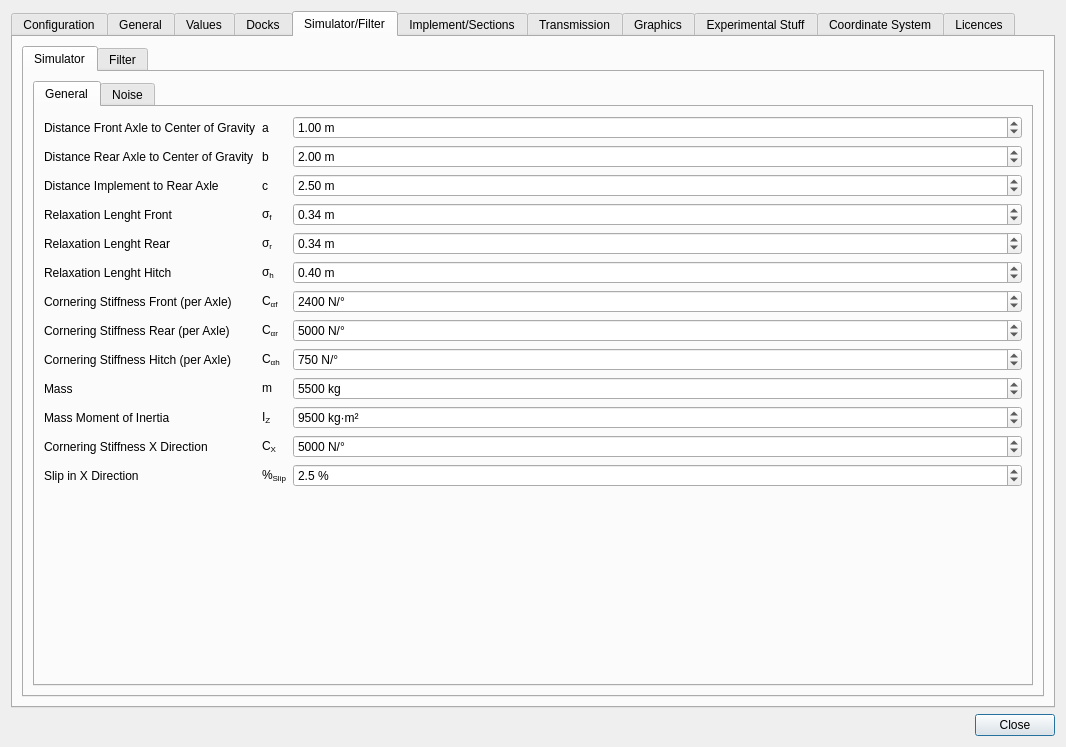
Above: src/gui/SettingsDialog.ui from eringerli/QtOpenGuidance before the change. Below: the same form after it.
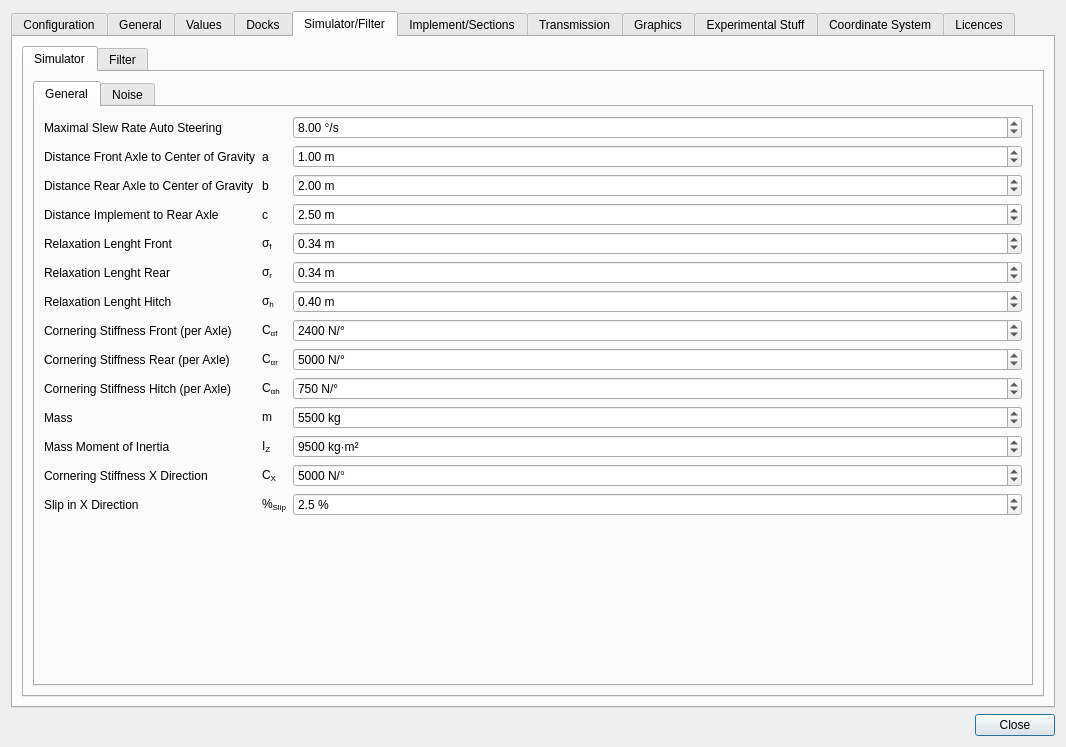
That is the form after the change. The open tabs and pages were chosen to show the change. Icons and pictures are not drawn. Custom widgets are drawn as their Qt base class.

Patch:
```diff
--- a/src/gui/SettingsDialog.ui
+++ b/src/gui/SettingsDialog.ui
@@ -875,22 +875,40 @@
                  <string>General</string>
                 </attribute>
                 <layout class="QGridLayout" name="gridLayout_18">
-                 <item row="0" column="0">
+                 <item row="1" column="2">
+                  <widget class="QDoubleSpinBox" name="dsbSimGeneralA">
+                   <property name="sizePolicy">
+                    <sizepolicy hsizetype="Expanding" vsizetype="Fixed">
+                     <horstretch>1</horstretch>
+                     <verstretch>0</verstretch>
+                    </sizepolicy>
+                   </property>
+                   <property name="suffix">
+                    <string> m</string>
+                   </property>
+                   <property name="minimum">
+                    <double>-10000.000000000000000</double>
+                   </property>
+                   <property name="maximum">
+                    <double>15.000000000000000</double>
+                   </property>
+                   <property name="singleStep">
+                    <double>0.100000000000000</double>
+                   </property>
+                   <property name="value">
+                    <double>1.000000000000000</double>
+                   </property>
+                  </widget>
+                 </item>
+                 <item row="1" column="0">
                   <widget class="QLabel" name="label_13">
                    <property name="text">
                     <string>Distance Front Axle to Center of Gravity</string>
                    </property>
                   </widget>
                  </item>
-                 <item row="0" column="1">
-                  <widget class="QLabel" name="label_24">
-                   <property name="text">
-                    <string>a</string>
-                   </property>
-                  </widget>
-                 </item>
-                 <item row="0" column="2">
-                  <widget class="QDoubleSpinBox" name="dsbSimGeneralA">
+                 <item row="8" column="2">
+                  <widget class="QDoubleSpinBox" name="dsbSimGeneralCar">
                    <property name="sizePolicy">
                     <sizepolicy hsizetype="Expanding" vsizetype="Fixed">
                      <horstretch>1</horstretch>
@@ -898,116 +916,94 @@
                     </sizepolicy>
                    </property>
                    <property name="suffix">
-                    <string> m</string>
+                    <string> N/°</string>
                    </property>
+                   <property name="decimals">
+                    <number>0</number>
+                   </property>
                    <property name="minimum">
-                    <double>-10000.000000000000000</double>
+                    <double>-500000.000000000000000</double>
                    </property>
                    <property name="maximum">
-                    <double>15.000000000000000</double>
+                    <double>2000000.000000000000000</double>
                    </property>
                    <property name="singleStep">
                     <double>0.100000000000000</double>
                    </property>
                    <property name="value">
-                    <double>1.000000000000000</double>
+                    <double>5000.000000000000000</double>
                    </property>
                   </widget>
                  </item>
-                 <item row="1" column="0">
-                  <widget class="QLabel" name="label_16">
+                 <item row="6" column="0">
+                  <widget class="QLabel" name="label_39">
                    <property name="text">
-                    <string>Distance Rear Axle to Center of Gravity</string>
+                    <string>Relaxation Lenght Hitch</string>
                    </property>
                   </widget>
                  </item>
-                 <item row="1" column="1">
-                  <widget class="QLabel" name="label_27">
+                 <item row="8" column="0">
+                  <widget class="QLabel" name="label_42">
                    <property name="text">
-                    <string>b</string>
+                    <string>Cornering Stiffness Rear (per Axle)</string>
                    </property>
                   </widget>
                  </item>
-                 <item row="1" column="2">
-                  <widget class="QDoubleSpinBox" name="dsbSimGeneralB">
-                   <property name="sizePolicy">
-                    <sizepolicy hsizetype="Expanding" vsizetype="Fixed">
-                     <horstretch>1</horstretch>
-                     <verstretch>0</verstretch>
-                    </sizepolicy>
-                   </property>
-                   <property name="suffix">
-                    <string> m</string>
-                   </property>
-                   <property name="minimum">
-                    <double>-10000.000000000000000</double>
-                   </property>
-                   <property name="maximum">
-                    <double>15.000000000000000</double>
-                   </property>
-                   <property name="singleStep">
-                    <double>0.100000000000000</double>
-                   </property>
-                   <property name="value">
-                    <double>2.000000000000000</double>
-                   </property>
-                  </widget>
-                 </item>
-                 <item row="2" column="0">
+                 <item row="3" column="0">
                   <widget class="QLabel" name="label_17">
                    <property name="text">
                     <string>Distance Implement to Rear Axle</string>
                    </property>
                   </widget>
                  </item>
-                 <item row="2" column="1">
+                 <item row="7" column="1">
+                  <widget class="QLabel" name="label_45">
+                   <property name="text">
+                    <string>&lt;html&gt;&lt;head/&gt;&lt;body&gt;&lt;p&gt;C&lt;span style=&quot; vertical-align:sub;&quot;&gt;αf&lt;/span&gt;&lt;/p&gt;&lt;/body&gt;&lt;/html&gt;</string>
+                   </property>
+                  </widget>
+                 </item>
+                 <item row="4" column="2">
+                  <widget class="QDoubleSpinBox" name="dsbSimGeneralSigmaF">
+                   <property name="sizePolicy">
+                    <sizepolicy hsizetype="Expanding" vsizetype="Fixed">
+                     <horstretch>1</horstretch>
+                     <verstretch>0</verstretch>
+                    </sizepolicy>
+                   </property>
+                   <property name="suffix">
+                    <string> m</string>
+                   </property>
+                   <property name="minimum">
+                    <double>-10000.000000000000000</double>
+                   </property>
+                   <property name="maximum">
+                    <double>3.000000000000000</double>
+                   </property>
+                   <property name="singleStep">
+                    <double>0.010000000000000</double>
+                   </property>
+                   <property name="value">
+                    <double>0.340000000000000</double>
+                   </property>
+                  </widget>
+                 </item>
+                 <item row="3" column="1">
                   <widget class="QLabel" name="label_33">
                    <property name="text">
                     <string>c</string>
                    </property>
                   </widget>
                  </item>
-                 <item row="2" column="2">
-                  <widget class="QDoubleSpinBox" name="dsbSimGeneralC">
-                   <property name="sizePolicy">
-                    <sizepolicy hsizetype="Expanding" vsizetype="Fixed">
-                     <horstretch>1</horstretch>
-                     <verstretch>0</verstretch>
-                    </sizepolicy>
-                   </property>
-                   <property name="suffix">
-                    <string> m</string>
-                   </property>
-                   <property name="minimum">
-                    <double>-10000.000000000000000</double>
-                   </property>
-                   <property name="maximum">
-                    <double>15.000000000000000</double>
-                   </property>
-                   <property name="singleStep">
-                    <double>0.100000000000000</double>
-                   </property>
-                   <property name="value">
-                    <double>2.500000000000000</double>
-                   </property>
-                  </widget>
-                 </item>
-                 <item row="3" column="0">
-                  <widget class="QLabel" name="label_35">
+                 <item row="2" column="0">
+                  <widget class="QLabel" name="label_16">
                    <property name="text">
-                    <string>Relaxation Lenght Front</string>
-                   </property>
-                  </widget>
-                 </item>
-                 <item row="3" column="1">
-                  <widget class="QLabel" name="label_34">
-                   <property name="text">
-                    <string>&lt;html&gt;&lt;head/&gt;&lt;body&gt;&lt;p&gt;σ&lt;span style=&quot; vertical-align:sub;&quot;&gt;f&lt;/span&gt;&lt;/p&gt;&lt;/body&gt;&lt;/html&gt;</string>
+                    <string>Distance Rear Axle to Center of Gravity</string>
                    </property>
                   </widget>
                  </item>
                  <item row="3" column="2">
-                  <widget class="QDoubleSpinBox" name="dsbSimGeneralSigmaF">
+                  <widget class="QDoubleSpinBox" name="dsbSimGeneralC">
                    <property name="sizePolicy">
                     <sizepolicy hsizetype="Expanding" vsizetype="Fixed">
                      <horstretch>1</horstretch>
@@ -1021,32 +1017,18 @@
                     <double>-10000.000000000000000</double>
                    </property>
                    <property name="maximum">
-                    <double>3.000000000000000</double>
+                    <double>15.000000000000000</double>
                    </property>
                    <property name="singleStep">
                     <double>0.010000000000000</double>
                    </property>
                    <property name="value">
-                    <double>0.340000000000000</double>
+                    <double>2.500000000000000</double>
                    </property>
                   </widget>
                  </item>
-                 <item row="4" column="0">
-                  <widget class="QLabel" name="label_37">
-                   <property name="text">
-                    <string>Relaxation Lenght Rear</string>
-                   </property>
-                  </widget>
-                 </item>
-                 <item row="4" column="1">
-                  <widget class="QLabel" name="label_36">
-                   <property name="text">
-                    <string>&lt;html&gt;&lt;head/&gt;&lt;body&gt;&lt;p&gt;σ&lt;span style=&quot; vertical-align:sub;&quot;&gt;r&lt;/span&gt;&lt;/p&gt;&lt;/body&gt;&lt;/html&gt;</string>
-                   </property>
-                  </widget>
-                 </item>
-                 <item row="4" column="2">
-                  <widget class="QDoubleSpinBox" name="dsbSimGeneralSigmaR">
+                 <item row="2" column="2">
+                  <widget class="QDoubleSpinBox" name="dsbSimGeneralB">
                    <property name="sizePolicy">
                     <sizepolicy hsizetype="Expanding" vsizetype="Fixed">
                      <horstretch>1</horstretch>
@@ -1060,56 +1042,17 @@
                     <double>-10000.000000000000000</double>
                    </property>
                    <property name="maximum">
-                    <double>3.000000000000000</double>
+                    <double>15.000000000000000</double>
                    </property>
                    <property name="singleStep">
                     <double>0.010000000000000</double>
                    </property>
                    <property name="value">
-                    <double>0.340000000000000</double>
+                    <double>2.000000000000000</double>
                    </property>
                   </widget>
                  </item>
-                 <item row="5" column="0">
-                  <widget class="QLabel" name="label_39">
-                   <property name="text">
-                    <string>Relaxation Lenght Hitch</string>
-                   </property>
-                  </widget>
-                 </item>
-                 <item row="5" column="1">
-                  <widget class="QLabel" name="label_38">
-                   <property name="text">
-                    <string>&lt;html&gt;&lt;head/&gt;&lt;body&gt;&lt;p&gt;σ&lt;span style=&quot; vertical-align:sub;&quot;&gt;h&lt;/span&gt;&lt;/p&gt;&lt;/body&gt;&lt;/html&gt;</string>
-                   </property>
-                  </widget>
-                 </item>
-                 <item row="5" column="2">
-                  <widget class="QDoubleSpinBox" name="dsbSimGeneralSigmaH">
-                   <property name="sizePolicy">
-                    <sizepolicy hsizetype="Expanding" vsizetype="Fixed">
-                     <horstretch>1</horstretch>
-                     <verstretch>0</verstretch>
-                    </sizepolicy>
-                   </property>
-                   <property name="suffix">
-                    <string> m</string>
-                   </property>
-                   <property name="minimum">
-                    <double>-10000.000000000000000</double>
-                   </property>
-                   <property name="maximum">
-                    <double>3.000000000000000</double>
-                   </property>
-                   <property name="singleStep">
-                    <double>0.010000000000000</double>
-                   </property>
-                   <property name="value">
-                    <double>0.400000000000000</double>
-                   </property>
-                  </widget>
-                 </item>
-                 <item row="6" column="0">
+                 <item row="7" column="0">
                   <widget class="QLabel" name="label_41">
                    <property name="text">
                     <string>Cornering Stiffness Front (per Axle)</string>
@@ -1117,13 +1060,162 @@
                   </widget>
                  </item>
                  <item row="6" column="1">
-                  <widget class="QLabel" name="label_45">
+                  <widget class="QLabel" name="label_38">
                    <property name="text">
-                    <string>&lt;html&gt;&lt;head/&gt;&lt;body&gt;&lt;p&gt;C&lt;span style=&quot; vertical-align:sub;&quot;&gt;αf&lt;/span&gt;&lt;/p&gt;&lt;/body&gt;&lt;/html&gt;</string>
+                    <string>&lt;html&gt;&lt;head/&gt;&lt;body&gt;&lt;p&gt;σ&lt;span style=&quot; vertical-align:sub;&quot;&gt;h&lt;/span&gt;&lt;/p&gt;&lt;/body&gt;&lt;/html&gt;</string>
                    </property>
                   </widget>
                  </item>
-                 <item row="6" column="2">
+                 <item row="13" column="1">
+                  <widget class="QLabel" name="label_83">
+                   <property name="text">
+                    <string>&lt;html&gt;&lt;head/&gt;&lt;body&gt;&lt;p&gt;%&lt;span style=&quot; vertical-align:sub;&quot;&gt;Slip&lt;/span&gt;&lt;/p&gt;&lt;/body&gt;&lt;/html&gt;</string>
+                   </property>
+                  </widget>
+                 </item>
+                 <item row="13" column="0">
+                  <widget class="QLabel" name="label_80">
+                   <property name="text">
+                    <string>Slip in X Direction</string>
+                   </property>
+                  </widget>
+                 </item>
+                 <item row="9" column="2">
+                  <widget class="QDoubleSpinBox" name="dsbSimGeneralCah">
+                   <property name="sizePolicy">
+                    <sizepolicy hsizetype="Expanding" vsizetype="Fixed">
+                     <horstretch>1</horstretch>
+                     <verstretch>0</verstretch>
+                    </sizepolicy>
+                   </property>
+                   <property name="suffix">
+                    <string> N/°</string>
+                   </property>
+                   <property name="decimals">
+                    <number>0</number>
+                   </property>
+                   <property name="minimum">
+                    <double>-500000.000000000000000</double>
+                   </property>
+                   <property name="maximum">
+                    <double>2000000.000000000000000</double>
+                   </property>
+                   <property name="singleStep">
+                    <double>100.000000000000000</double>
+                   </property>
+                   <property name="value">
+                    <double>750.000000000000000</double>
+                   </property>
+                  </widget>
+                 </item>
+                 <item row="13" column="2">
+                  <widget class="QDoubleSpinBox" name="dsbSimGeneralSlipX">
+                   <property name="sizePolicy">
+                    <sizepolicy hsizetype="Expanding" vsizetype="Fixed">
+                     <horstretch>1</horstretch>
+                     <verstretch>0</verstretch>
+                    </sizepolicy>
+                   </property>
+                   <property name="suffix">
+                    <string> %</string>
+                   </property>
+                   <property name="decimals">
+                    <number>1</number>
+                   </property>
+                   <property name="minimum">
+                    <double>-500000.000000000000000</double>
+                   </property>
+                   <property name="maximum">
+                    <double>1000.000000000000000</double>
+                   </property>
+                   <property name="singleStep">
+                    <double>0.100000000000000</double>
+                   </property>
+                   <property name="value">
+                    <double>2.500000000000000</double>
+                   </property>
+                  </widget>
+                 </item>
+                 <item row="1" column="1">
+                  <widget class="QLabel" name="label_24">
+                   <property name="text">
+                    <string>a</string>
+                   </property>
+                  </widget>
+                 </item>
+                 <item row="12" column="2">
+                  <widget class="QDoubleSpinBox" name="dsbSimGeneralCx">
+                   <property name="sizePolicy">
+                    <sizepolicy hsizetype="Expanding" vsizetype="Fixed">
+                     <horstretch>1</horstretch>
+                     <verstretch>0</verstretch>
+                    </sizepolicy>
+                   </property>
+                   <property name="suffix">
+                    <string> N/°</string>
+                   </property>
+                   <property name="decimals">
+                    <number>0</number>
+                   </property>
+                   <property name="minimum">
+                    <double>-150000.000000000000000</double>
+                   </property>
+                   <property name="maximum">
+                    <double>2500000.000000000000000</double>
+                   </property>
+                   <property name="singleStep">
+                    <double>100.000000000000000</double>
+                   </property>
+                   <property name="value">
+                    <double>5000.000000000000000</double>
+                   </property>
+                  </widget>
+                 </item>
+                 <item row="5" column="1">
+                  <widget class="QLabel" name="label_36">
+                   <property name="text">
+                    <string>&lt;html&gt;&lt;head/&gt;&lt;body&gt;&lt;p&gt;σ&lt;span style=&quot; vertical-align:sub;&quot;&gt;r&lt;/span&gt;&lt;/p&gt;&lt;/body&gt;&lt;/html&gt;</string>
+                   </property>
+                  </widget>
+                 </item>
+                 <item row="10" column="1">
+                  <widget class="QLabel" name="label_79">
+                   <property name="text">
+                    <string>&lt;html&gt;&lt;head/&gt;&lt;body&gt;&lt;p&gt;m&lt;/p&gt;&lt;/body&gt;&lt;/html&gt;</string>
+                   </property>
+                  </widget>
+                 </item>
+                 <item row="2" column="1">
+                  <widget class="QLabel" name="label_27">
+                   <property name="text">
+                    <string>b</string>
+                   </property>
+                  </widget>
+                 </item>
+                 <item row="0" column="2">
+                  <widget class="QDoubleSpinBox" name="dsbSimGeneralSlewrateAutoSteering">
+                   <property name="suffix">
+                    <string> °/s</string>
+                   </property>
+                   <property name="minimum">
+                    <double>1.000000000000000</double>
+                   </property>
+                   <property name="maximum">
+                    <double>100.000000000000000</double>
+                   </property>
+                   <property name="value">
+                    <double>8.000000000000000</double>
+                   </property>
+                  </widget>
+                 </item>
+                 <item row="4" column="0">
+                  <widget class="QLabel" name="label_35">
+                   <property name="text">
+                    <string>Relaxation Lenght Front</string>
+                   </property>
+                  </widget>
+                 </item>
+                 <item row="7" column="2">
                   <widget class="QDoubleSpinBox" name="dsbSimGeneralCaf">
                    <property name="sizePolicy">
                     <sizepolicy hsizetype="Expanding" vsizetype="Fixed">
@@ -1151,105 +1243,133 @@
                    </property>
                   </widget>
                  </item>
-                 <item row="7" column="0">
-                  <widget class="QLabel" name="label_42">
+                 <item row="12" column="0">
+                  <widget class="QLabel" name="label_81">
                    <property name="text">
-                    <string>Cornering Stiffness Rear (per Axle)</string>
+                    <string>Cornering Stiffness X Direction</string>
                    </property>
                   </widget>
                  </item>
-                 <item row="7" column="1">
-                  <widget class="QLabel" name="label_43">
-                   <property name="text">
-                    <string>&lt;html&gt;&lt;head/&gt;&lt;body&gt;&lt;p&gt;C&lt;span style=&quot; vertical-align:sub;&quot;&gt;αr&lt;/span&gt;&lt;/p&gt;&lt;/body&gt;&lt;/html&gt;</string>
-                   </property>
-                  </widget>
-                 </item>
-                 <item row="7" column="2">
-                  <widget class="QDoubleSpinBox" name="dsbSimGeneralCar">
-                   <property name="sizePolicy">
-                    <sizepolicy hsizetype="Expanding" vsizetype="Fixed">
-                     <horstretch>1</horstretch>
-                     <verstretch>0</verstretch>
-                    </sizepolicy>
-                   </property>
-                   <property name="suffix">
-                    <string> N/°</string>
-                   </property>
-                   <property name="decimals">
-                    <number>0</number>
-                   </property>
-                   <property name="minimum">
-                    <double>-500000.000000000000000</double>
-                   </property>
-                   <property name="maximum">
-                    <double>2000000.000000000000000</double>
-                   </property>
-                   <property name="singleStep">
-                    <double>100.000000000000000</double>
-                   </property>
-                   <property name="value">
-                    <double>5000.000000000000000</double>
-                   </property>
-                  </widget>
-                 </item>
-                 <item row="8" column="0">
+                 <item row="9" column="0">
                   <widget class="QLabel" name="label_44">
                    <property name="text">
                     <string>Cornering Stiffness Hitch (per Axle)</string>
                    </property>
                   </widget>
                  </item>
-                 <item row="8" column="1">
-                  <widget class="QLabel" name="label_46">
+                 <item row="11" column="1">
+                  <widget class="QLabel" name="label_77">
                    <property name="text">
-                    <string>&lt;html&gt;&lt;head/&gt;&lt;body&gt;&lt;p&gt;C&lt;span style=&quot; vertical-align:sub;&quot;&gt;αh&lt;/span&gt;&lt;/p&gt;&lt;/body&gt;&lt;/html&gt;</string>
+                    <string>&lt;html&gt;&lt;head/&gt;&lt;body&gt;&lt;p&gt;I&lt;span style=&quot; vertical-align:sub;&quot;&gt;Z&lt;/span&gt;&lt;/p&gt;&lt;/body&gt;&lt;/html&gt;</string>
                    </property>
                   </widget>
                  </item>
-                 <item row="8" column="2">
-                  <widget class="QDoubleSpinBox" name="dsbSimGeneralCah">
-                   <property name="sizePolicy">
-                    <sizepolicy hsizetype="Expanding" vsizetype="Fixed">
-                     <horstretch>1</horstretch>
-                     <verstretch>0</verstretch>
-                    </sizepolicy>
+                 <item row="4" column="1">
+                  <widget class="QLabel" name="label_34">
+                   <property name="text">
+                    <string>&lt;html&gt;&lt;head/&gt;&lt;body&gt;&lt;p&gt;σ&lt;span style=&quot; vertical-align:sub;&quot;&gt;f&lt;/span&gt;&lt;/p&gt;&lt;/body&gt;&lt;/html&gt;</string>
                    </property>
-                   <property name="suffix">
-                    <string> N/°</string>
-                   </property>
-                   <property name="decimals">
-                    <number>0</number>
-                   </property>
-                   <property name="minimum">
-                    <double>-500000.000000000000000</double>
-                   </property>
-                   <property name="maximum">
-                    <double>2000000.000000000000000</double>
-                   </property>
-                   <property name="singleStep">
-                    <double>100.000000000000000</double>
-                   </property>
-                   <property name="value">
-                    <double>750.000000000000000</double>
-                   </property>
                   </widget>
                  </item>
-                 <item row="9" column="0">
+                 <item row="10" column="0">
                   <widget class="QLabel" name="label_76">
                    <property name="text">
                     <string>Mass</string>
                    </property>
                   </widget>
                  </item>
+                 <item row="5" column="0">
+                  <widget class="QLabel" name="label_37">
+                   <property name="text">
+                    <string>Relaxation Lenght Rear</string>
+                   </property>
+                  </widget>
+                 </item>
+                 <item row="5" column="2">
+                  <widget class="QDoubleSpinBox" name="dsbSimGeneralSigmaR">
+                   <property name="sizePolicy">
+                    <sizepolicy hsizetype="Expanding" vsizetype="Fixed">
+                     <horstretch>1</horstretch>
+                     <verstretch>0</verstretch>
+                    </sizepolicy>
+                   </property>
+                   <property name="suffix">
+                    <string> m</string>
+                   </property>
+                   <property name="minimum">
+                    <double>-10000.000000000000000</double>
+                   </property>
+                   <property name="maximum">
+                    <double>3.000000000000000</double>
+                   </property>
+                   <property name="singleStep">
+                    <double>0.010000000000000</double>
+                   </property>
+                   <property name="value">
+                    <double>0.340000000000000</double>
+                   </property>
+                  </widget>
+                 </item>
+                 <item row="11" column="0">
+                  <widget class="QLabel" name="label_78">
+                   <property name="text">
+                    <string>Mass Moment of Inertia</string>
+                   </property>
+                  </widget>
+                 </item>
                  <item row="9" column="1">
-                  <widget class="QLabel" name="label_79">
+                  <widget class="QLabel" name="label_46">
                    <property name="text">
-                    <string>&lt;html&gt;&lt;head/&gt;&lt;body&gt;&lt;p&gt;m&lt;/p&gt;&lt;/body&gt;&lt;/html&gt;</string>
+                    <string>&lt;html&gt;&lt;head/&gt;&lt;body&gt;&lt;p&gt;C&lt;span style=&quot; vertical-align:sub;&quot;&gt;αh&lt;/span&gt;&lt;/p&gt;&lt;/body&gt;&lt;/html&gt;</string>
                    </property>
                   </widget>
                  </item>
-                 <item row="9" column="2">
+                 <item row="8" column="1">
+                  <widget class="QLabel" name="label_43">
+                   <property name="text">
+                    <string>&lt;html&gt;&lt;head/&gt;&lt;body&gt;&lt;p&gt;C&lt;span style=&quot; vertical-align:sub;&quot;&gt;αr&lt;/span&gt;&lt;/p&gt;&lt;/body&gt;&lt;/html&gt;</string>
+                   </property>
+                  </widget>
+                 </item>
+                 <item row="14" column="0" colspan="3">
+                  <spacer name="verticalSpacer">
+                   <property name="orientation">
+                    <enum>Qt::Vertical</enum>
+                   </property>
+                   <property name="sizeHint" stdset="0">
+                    <size>
+                     <width>20</width>
+                     <height>137</height>
+                    </size>
+                   </property>
+                  </spacer>
+                 </item>
+                 <item row="6" column="2">
+                  <widget class="QDoubleSpinBox" name="dsbSimGeneralSigmaH">
+                   <property name="sizePolicy">
+                    <sizepolicy hsizetype="Expanding" vsizetype="Fixed">
+                     <horstretch>1</horstretch>
+                     <verstretch>0</verstretch>
+                    </sizepolicy>
+                   </property>
+                   <property name="suffix">
+                    <string> m</string>
+                   </property>
+                   <property name="minimum">
+                    <double>-10000.000000000000000</double>
+                   </property>
+                   <property name="maximum">
+                    <double>3.000000000000000</double>
+                   </property>
+                   <property name="singleStep">
+                    <double>0.010000000000000</double>
+                   </property>
+                   <property name="value">
+                    <double>0.400000000000000</double>
+                   </property>
+                  </widget>
+                 </item>
+                 <item row="10" column="2">
                   <widget class="QDoubleSpinBox" name="dsbSimGeneralM">
                    <property name="sizePolicy">
                     <sizepolicy hsizetype="Expanding" vsizetype="Fixed">
@@ -1277,21 +1397,21 @@
                    </property>
                   </widget>
                  </item>
-                 <item row="10" column="0">
-                  <widget class="QLabel" name="label_78">
+                 <item row="12" column="1">
+                  <widget class="QLabel" name="label_47">
                    <property name="text">
-                    <string>Mass Moment of Inertia</string>
+                    <string>&lt;html&gt;&lt;head/&gt;&lt;body&gt;&lt;p&gt;C&lt;span style=&quot; vertical-align:sub;&quot;&gt;X&lt;/span&gt;&lt;/p&gt;&lt;/body&gt;&lt;/html&gt;</string>
                    </property>
                   </widget>
                  </item>
-                 <item row="10" column="1">
-                  <widget class="QLabel" name="label_77">
+                 <item row="0" column="0">
+                  <widget class="QLabel" name="label_40">
                    <property name="text">
-                    <string>&lt;html&gt;&lt;head/&gt;&lt;body&gt;&lt;p&gt;I&lt;span style=&quot; vertical-align:sub;&quot;&gt;Z&lt;/span&gt;&lt;/p&gt;&lt;/body&gt;&lt;/html&gt;</string>
+                    <string>Maximal Slew Rate Auto Steering</string>
                    </property>
                   </widget>
                  </item>
-                 <item row="10" column="2">
+                 <item row="11" column="2">
                   <widget class="QDoubleSpinBox" name="dsbSimGeneralIz">
                    <property name="sizePolicy">
                     <sizepolicy hsizetype="Expanding" vsizetype="Fixed">
@@ -1319,103 +1439,6 @@
                    </property>
                   </widget>
                  </item>
-                 <item row="11" column="0">
-                  <widget class="QLabel" name="label_81">
-                   <property name="text">
-                    <string>Cornering Stiffness X Direction</string>
-                   </property>
-                  </widget>
-                 </item>
-                 <item row="11" column="1">
-                  <widget class="QLabel" name="label_47">
-                   <property name="text">
-                    <string>&lt;html&gt;&lt;head/&gt;&lt;body&gt;&lt;p&gt;C&lt;span style=&quot; vertical-align:sub;&quot;&gt;X&lt;/span&gt;&lt;/p&gt;&lt;/body&gt;&lt;/html&gt;</string>
-                   </property>
-                  </widget>
-                 </item>
-                 <item row="11" column="2">
-                  <widget class="QDoubleSpinBox" name="dsbSimGeneralCx">
-                   <property name="sizePolicy">
-                    <sizepolicy hsizetype="Expanding" vsizetype="Fixed">
-                     <horstretch>1</horstretch>
-                     <verstretch>0</verstretch>
-                    </sizepolicy>
-                   </property>
-                   <property name="suffix">
-                    <string> N/°</string>
-                   </property>
-                   <property name="decimals">
-                    <number>0</number>
-                   </property>
-                   <property name="minimum">
-                    <double>-150000.000000000000000</double>
-                   </property>
-                   <property name="maximum">
-                    <double>2500000.000000000000000</double>
-                   </property>
-                   <property name="singleStep">
-                    <double>100.000000000000000</double>
-                   </property>
-                   <property name="value">
-                    <double>5000.000000000000000</double>
-                   </property>
-                  </widget>
-                 </item>
-                 <item row="12" column="0">
-                  <widget class="QLabel" name="label_80">
-                   <property name="text">
-                    <string>Slip in X Direction</string>
-                   </property>
-                  </widget>
-                 </item>
-                 <item row="12" column="1">
-                  <widget class="QLabel" name="label_83">
-                   <property name="text">
-                    <string>&lt;html&gt;&lt;head/&gt;&lt;body&gt;&lt;p&gt;%&lt;span style=&quot; vertical-align:sub;&quot;&gt;Slip&lt;/span&gt;&lt;/p&gt;&lt;/body&gt;&lt;/html&gt;</string>
-                   </property>
-                  </widget>
-                 </item>
-                 <item row="12" column="2">
-                  <widget class="QDoubleSpinBox" name="dsbSimGeneralSlipX">
-                   <property name="sizePolicy">
-                    <sizepolicy hsizetype="Expanding" vsizetype="Fixed">
-                     <horstretch>1</horstretch>
-                     <verstretch>0</verstretch>
-                    </sizepolicy>
-                   </property>
-                   <property name="suffix">
-                    <string> %</string>
-                   </property>
-                   <property name="decimals">
-                    <number>1</number>
-                   </property>
-                   <property name="minimum">
-                    <double>-500000.000000000000000</double>
-                   </property>
-                   <property name="maximum">
-                    <double>1000.000000000000000</double>
-                   </property>
-                   <property name="singleStep">
-                    <double>0.100000000000000</double>
-                   </property>
-                   <property name="value">
-                    <double>2.500000000000000</double>
-                   </property>
-                  </widget>
-                 </item>
-                 <item row="13" column="0" colspan="3">
-                  <spacer name="verticalSpacer">
-                   <property name="orientation">
-                    <enum>Qt::Vertical</enum>
-                   </property>
-                   <property name="sizeHint" stdset="0">
-                    <size>
-                     <width>20</width>
-                     <height>137</height>
-                    </size>
-                   </property>
-                  </spacer>
-                 </item>
                 </layout>
                </widget>
                <widget class="QWidget" name="bgSimNoisePage1">
```
Left out of the diff: 12 changed lines with no effect on the pictures.
